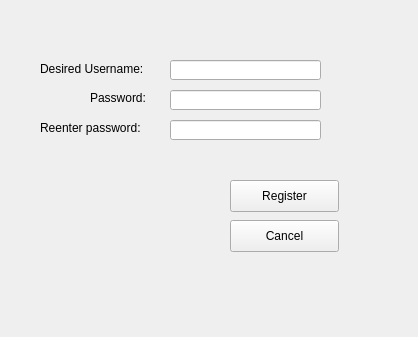
This is aerolith/client/src/loginForm.ui in domino14/aerolithdesktop as Qt 5 draws it before an edit. The edited form follows.
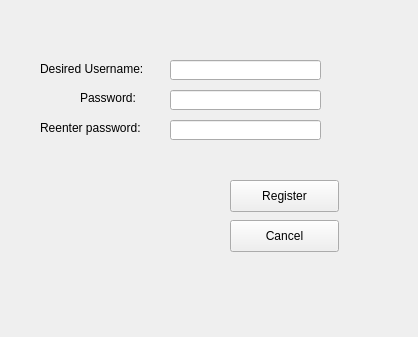
This is the edited form. The open tabs and pages were chosen to show the change.

```diff
--- a/aerolith/client/src/loginForm.ui
+++ b/aerolith/client/src/loginForm.ui
@@ -211,7 +211,7 @@
     <widget class="QLabel" name="label_6" >
      <property name="geometry" >
       <rect>
-       <x>70</x>
+       <x>60</x>
        <y>70</y>
        <width>71</width>
        <height>16</height>
```
Left out of the diff: 14 changed lines with no effect on the pictures.
